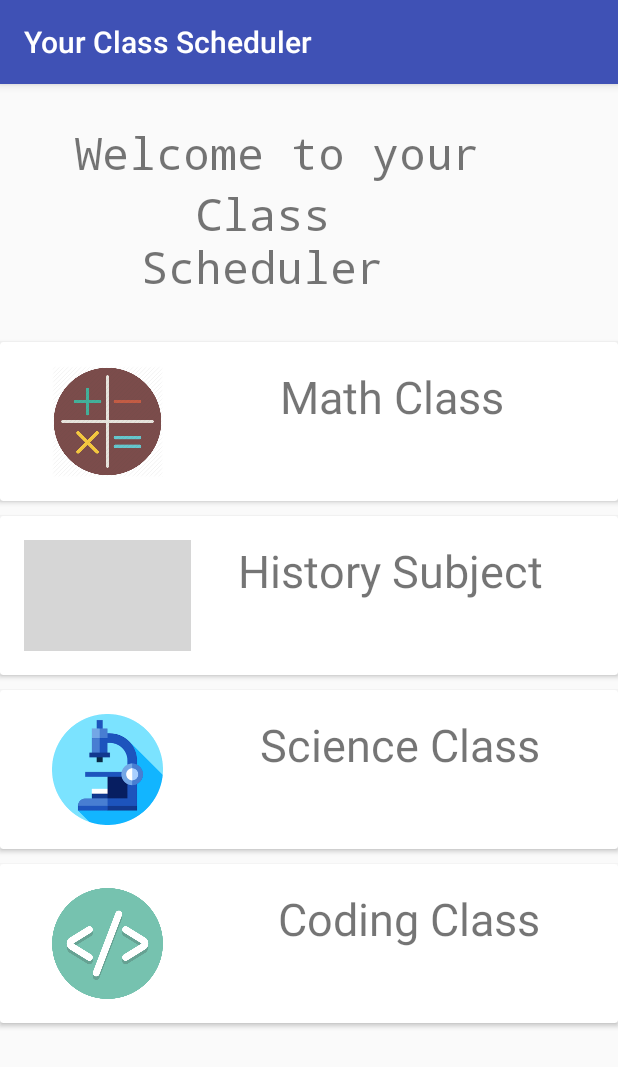
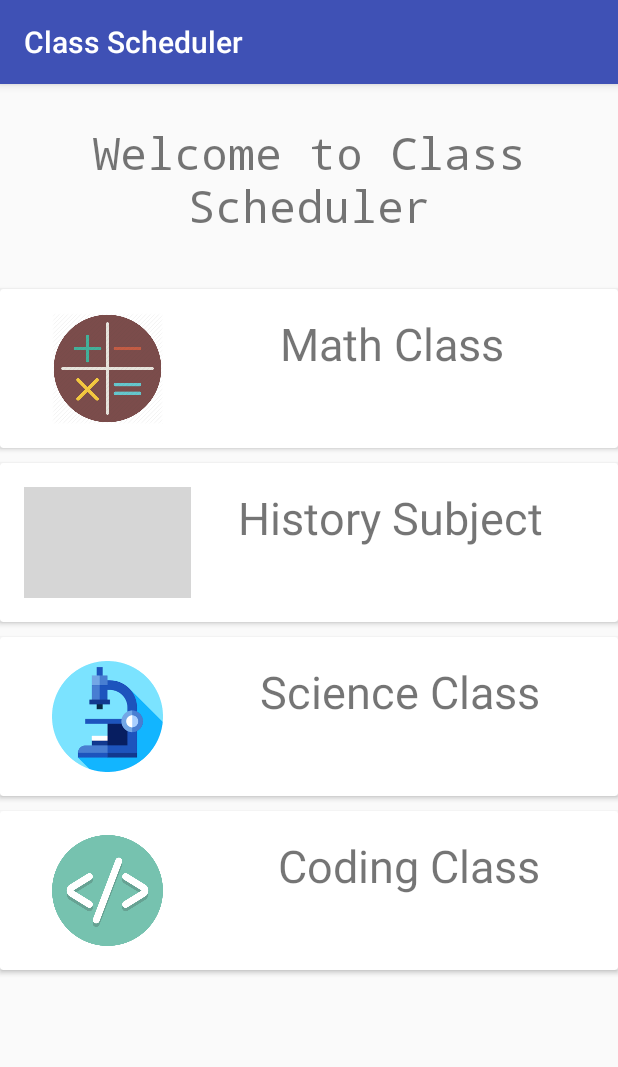
Before and after one commit to omarichatman/my-class-scheduler, an Android app: the screen it shows after launch (MainActivity), on a phone screen of 412 x 824 dp. Shown: the top 1067 px of the screen. Run offline under Robolectric (Android 15) with nearby library versions, the phone set to English and light mode, and no system bars; grey boxes are pictures that could not be loaded.

Commit message:
fixed alignment

```diff
--- a/app/src/main/res/layout/activity_main.xml
+++ b/app/src/main/res/layout/activity_main.xml
@@ -8,22 +8,12 @@
     android:orientation="vertical">
 
     <TextView
-        android:layout_width="350dp"
+        android:layout_width="wrap_content"
         android:layout_height="wrap_content"
         android:textAlignment="center"
         android:paddingTop="25dp"
-        android:paddingStart="20dp"
-        android:text="Welcome to your"
-        android:fontFamily="monospace"
-        android:textSize="30sp" />
-
-    <TextView
-        android:layout_width="300dp"
-        android:layout_height="wrap_content"
-        android:paddingBottom="20dp"
-        android:textAlignment="center"
-        android:paddingStart="50dp"
-        android:text="Class Scheduler"
+        android:paddingBottom="25dp"
+        android:text="Welcome to Class Scheduler"
         android:fontFamily="monospace"
         android:textSize="30sp" />
 
--- a/app/src/main/res/values/strings.xml
+++ b/app/src/main/res/values/strings.xml
@@ -1,5 +1,5 @@
 <resources>
-    <string name="app_name">Your Class Scheduler</string>
+    <string name="app_name">Class Scheduler</string>
     <string name="math_subject">Math Class</string>
     <string name="history_subject">History Subject</string>
     <string name="science_class">Science Class</string>
```
